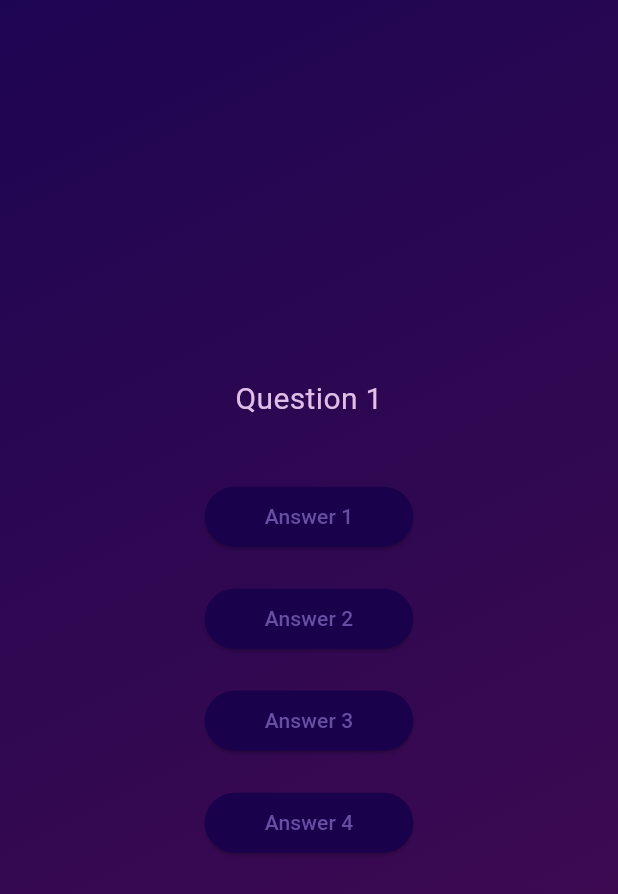
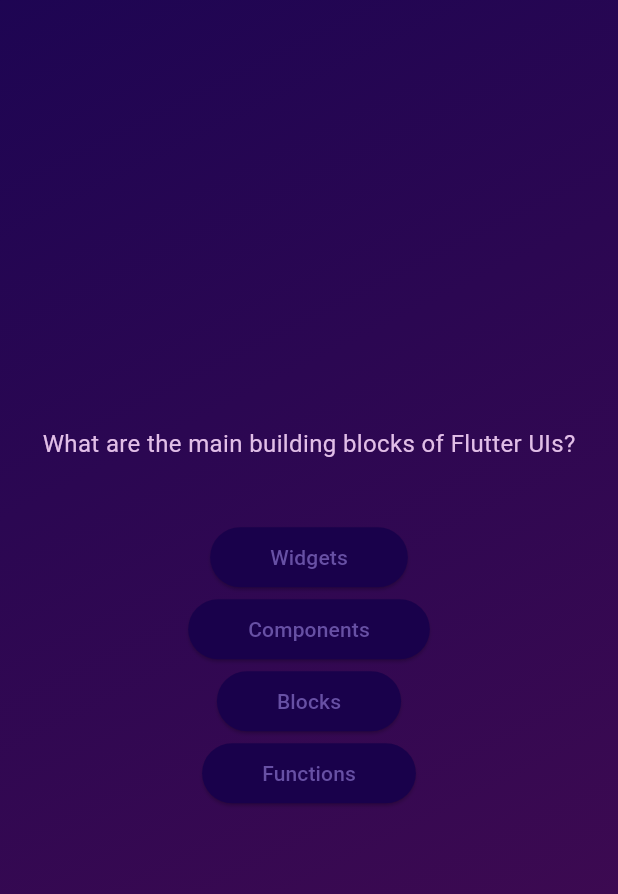
Before and after one commit to SheeloveDol/quiz_app_flutter, a Flutter app: the screen it shows after launch, after a tap on "Start Quiz", on a phone screen of 412 x 824 dp. Shown: the top 894 px of the screen. Run offline on Flutter 3.47's test engine with Material 3 defaults, Android fonts, the phone set to English and light mode, and no system bars.

Commit message:
Refactored questions_screen.dart to map over list of answers

```diff
--- a/lib/questions_screen.dart
+++ b/lib/questions_screen.dart
@@ -1,4 +1,5 @@
 import 'package:flutter/material.dart';
+import 'package:quiz_app/data/questions.dart';
 import 'answer_button.dart';
 
 class QuestionsScreen extends StatefulWidget {
@@ -11,35 +12,25 @@ class QuestionsScreen extends StatefulWidget {
 class _QuestionsScreenState extends State<QuestionsScreen> {
   @override
   Widget build(BuildContext context) {
+    // to iterate through the list of answers we first declare a variable to hold the class instance
+    final currentQuestion =
+        questions[0]; // <-- This is the first question in the list
+
     return SizedBox(
       width: double.infinity,
       child: Column(
         mainAxisAlignment: MainAxisAlignment.center,
         children: [
           Text(
-            'Question 1',
-            style: TextStyle(fontSize: 20, color: Colors.purple[100]),
+            currentQuestion
+                .question, // <-- This is the text of the first question
+            style: TextStyle(fontSize: 16, color: Colors.purple[100]),
           ),
           const SizedBox(height: 40),
-          AnswerButton(
-            answerText: 'Answer 1',
-            onTap: () {},
-          ), // When using named arguments, you must first specify the name of the argument
-          const SizedBox(height: 20),
-          AnswerButton(
-            answerText: 'Answer 2',
-            onTap: () {},
-          ), // When using named arguments, you must first specify the name of the argument
-          const SizedBox(height: 20),
-          AnswerButton(
-            answerText: 'Answer 3',
-            onTap: () {},
-          ), // When using named arguments, you must first specify the name of the argument
-          const SizedBox(height: 20),
-          AnswerButton(
-            answerText: 'Answer 4',
-            onTap: () {},
-          ), // When using named arguments, you must first specify the name of the argument
+          ...currentQuestion.answers.map((answer) {
+            // <-- This is the list of answers and uses the spread operator and map to iterate through the list
+            return AnswerButton(answerText: answer, onTap: () {});
+          })
         ],
       ),
     );
```
